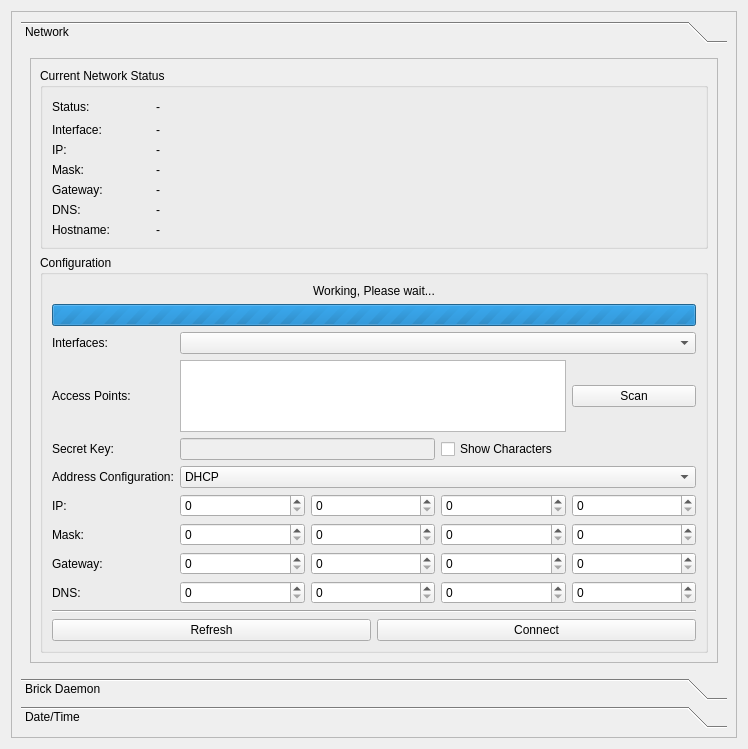
First picture: the form in src/brickv/plugin_system/plugins/red/ui/red_tab_settings.ui, repository Tinkerforge/brickv, before the edit.
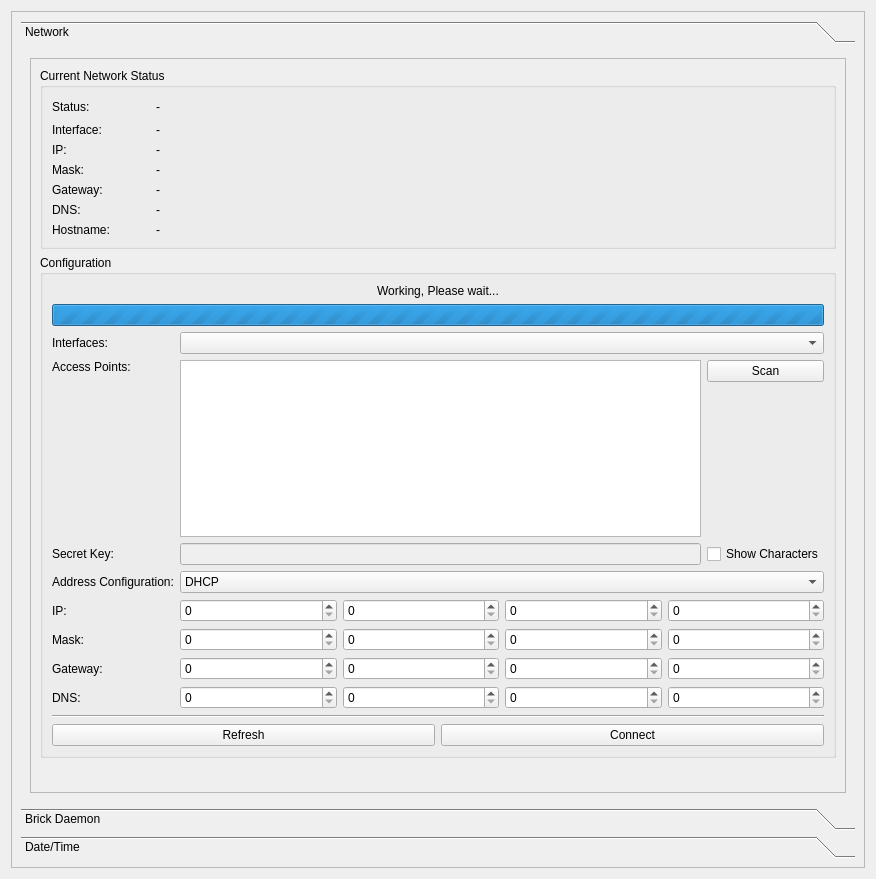
Second picture: the form after the edit.

Commit message: red-brick: Cosmetic GUI changes.

```diff
--- a/src/brickv/plugin_system/plugins/red/ui/red_tab_settings.ui
+++ b/src/brickv/plugin_system/plugins/red/ui/red_tab_settings.ui
@@ -6,8 +6,8 @@
    <rect>
     <x>0</x>
     <y>0</y>
-    <width>748</width>
-    <height>749</height>
+    <width>876</width>
+    <height>879</height>
    </rect>
   </property>
   <property name="windowTitle">
@@ -33,8 +33,8 @@
           <rect>
            <x>0</x>
            <y>0</y>
-           <width>710</width>
-           <height>618</height>
+           <width>838</width>
+           <height>748</height>
           </rect>
          </property>
          <attribute name="label">
@@ -51,8 +51,8 @@
               <rect>
                <x>0</x>
                <y>0</y>
-               <width>674</width>
-               <height>685</height>
+               <width>818</width>
+               <height>728</height>
               </rect>
              </property>
              <layout class="QVBoxLayout" name="verticalLayout_9">
@@ -66,23 +66,159 @@
                   <layout class="QVBoxLayout" name="verticalLayout_7">
                    <item>
                     <layout class="QGridLayout" name="gridLayout_8">
-                     <item row="2" column="1" colspan="3">
-                      <widget class="QTreeView" name="tree_net_wireless_ap">
-                       <property name="enabled">
-                        <bool>true</bool>
+                     <item row="10" column="0" colspan="3">
+                      <widget class="Line" name="line_3">
+                       <property name="orientation">
+                        <enum>Qt::Horizontal</enum>
                        </property>
-                       <property name="editTriggers">
-                        <set>QAbstractItemView::NoEditTriggers</set>
+                      </widget>
+                     </item>
+                     <item row="7" column="1" colspan="2">
+                      <layout class="QHBoxLayout" name="horizontalLayout_6">
+                       <item>
+                        <widget class="QSpinBox" name="sbox_net_mask1">
+                         <property name="maximum">
+                          <number>255</number>
+                         </property>
+                        </widget>
+                       </item>
+                       <item>
+                        <widget class="QSpinBox" name="sbox_net_mask2">
+                         <property name="maximum">
+                          <number>255</number>
+                         </property>
+                        </widget>
+                       </item>
+                       <item>
+                        <widget class="QSpinBox" name="sbox_net_mask3">
+                         <property name="maximum">
+                          <number>255</number>
+                         </property>
+                        </widget>
+                       </item>
+                       <item>
+                        <widget class="QSpinBox" name="sbox_net_mask4">
+                         <property name="maximum">
+                          <number>255</number>
+                         </property>
+                        </widget>
+                       </item>
+                      </layout>
+                     </item>
+                     <item row="6" column="1" colspan="2">
+                      <layout class="QHBoxLayout" name="horizontalLayout_3">
+                       <item>
+                        <widget class="QSpinBox" name="sbox_net_ip1">
+                         <property name="maximum">
+                          <number>255</number>
+                         </property>
+                        </widget>
+                       </item>
+                       <item>
+                        <widget class="QSpinBox" name="sbox_net_ip2">
+                         <property name="maximum">
+                          <number>255</number>
+                         </property>
+                        </widget>
+                       </item>
+                       <item>
+                        <widget class="QSpinBox" name="sbox_net_ip3">
+                         <property name="maximum">
+                          <number>255</number>
+                         </property>
+                        </widget>
+                       </item>
+                       <item>
+                        <widget class="QSpinBox" name="sbox_net_ip4">
+                         <property name="maximum">
+                          <number>255</number>
+                         </property>
+                        </widget>
+                       </item>
+                      </layout>
+                     </item>
+                     <item row="9" column="1" colspan="2">
+                      <layout class="QHBoxLayout" name="horizontalLayout_11">
+                       <item>
+                        <widget class="QSpinBox" name="sbox_net_dns1">
+                         <property name="maximum">
+                          <number>255</number>
+                         </property>
+                        </widget>
+                       </item>
+                       <item>
+                        <widget class="QSpinBox" name="sbox_net_dns2">
+                         <property name="maximum">
+                          <number>255</number>
+                         </property>
+                        </widget>
+                       </item>
+                       <item>
+                        <widget class="QSpinBox" name="sbox_net_dns3">
+                         <property name="maximum">
+                          <number>255</number>
+                         </property>
+                        </widget>
+                       </item>
+                       <item>
+                        <widget class="QSpinBox" name="sbox_net_dns4">
+                         <property name="maximum">
+                          <number>255</number>
+                         </property>
+                        </widget>
+                       </item>
+                      </layout>
+                     </item>
+                     <item row="8" column="0">
+                      <widget class="QLabel" name="label_gw">
+                       <property name="text">
+                        <string>Gateway:</string>
                        </property>
-                       <property name="alternatingRowColors">
-                        <bool>true</bool>
+                      </widget>
+                     </item>
+                     <item row="8" column="1" colspan="2">
+                      <layout class="QHBoxLayout" name="horizontalLayout_10">
+                       <item>
+                        <widget class="QSpinBox" name="sbox_net_gw1">
+                         <property name="maximum">
+                          <number>255</number>
+                         </property>
+                        </widget>
+                       </item>
+                       <item>
+                        <widget class="QSpinBox" name="sbox_net_gw2">
+                         <property name="maximum">
+                          <number>255</number>
+                         </property>
+                        </widget>
+                       </item>
+                       <item>
+                        <widget class="QSpinBox" name="sbox_net_gw3">
+                         <property name="maximum">
+                          <number>255</number>
+                         </property>
+                        </widget>
+                       </item>
+                       <item>
+                        <widget class="QSpinBox" name="sbox_net_gw4">
+                         <property name="maximum">
+                          <number>255</number>
+                         </property>
+                        </widget>
+                       </item>
+                      </layout>
+                     </item>
+                     <item row="7" column="0">
+                      <widget class="QLabel" name="label_mask">
+                       <property name="text">
+                        <string>Mask:</string>
                        </property>
-                       <property name="uniformRowHeights">
-                        <bool>false</bool>
-                       </property>
                       </widget>
                      </item>
-                     <item row="11" column="0" colspan="5">
+                     <item row="1" column="1" colspan="2">
+                      <widget class="QComboBox" name="cbox_net_intf"/>
+                     </item>
+                     <item row="11" column="0" colspan="3">
                       <layout class="QHBoxLayout" name="horizontalLayout">
                        <item>
                         <widget class="QPushButton" name="pbutton_net_conf_refresh">
@@ -103,51 +239,13 @@
                        </item>
                       </layout>
                      </item>
-                     <item row="6" column="4">
-                      <widget class="QSpinBox" name="sbox_net_mask4">
-                       <property name="maximum">
-                        <number>255</number>
-                       </property>
-                      </widget>
-                     </item>
-                     <item row="12" column="0">
-                      <spacer name="verticalSpacer_5">
-                       <property name="orientation">
-                        <enum>Qt::Vertical</enum>
-                       </property>
-                       <property name="sizeHint" stdset="0">
-                        <size>
-                         <width>20</width>
-                         <height>40</height>
-                        </size>
-                       </property>
-                      </spacer>
-                     </item>
-                     <item row="2" column="0">
+                     <item row="2" column="0" rowspan="2">
                       <widget class="QLabel" name="label_ap">
                        <property name="text">
                         <string>Access Points:</string>
                        </property>
-                      </widget>
-                     </item>
-                     <item row="6" column="0">
-                      <widget class="QLabel" name="label_mask">
-                       <property name="text">
-                        <string>Mask:</string>
-                       </property>
-                      </widget>
-                     </item>
-                     <item row="6" column="2">
-                      <widget class="QSpinBox" name="sbox_net_mask2">
-                       <property name="maximum">
-                        <number>255</number>
-                       </property>
-                      </widget>
-                     </item>
-                     <item row="7" column="1">
-                      <widget class="QSpinBox" name="sbox_net_gw1">
-                       <property name="maximum">
-                        <number>255</number>
+                       <property name="alignment">
+                        <set>Qt::AlignLeading|Qt::AlignLeft|Qt::AlignTop</set>
                        </property>
                       </widget>
                      </item>
@@ -159,146 +257,20 @@
                       </widget>
                      </item>
                      <item row="5" column="0">
-                      <widget class="QLabel" name="label_ip">
-                       <property name="text">
-                        <string>IP:</string>
-                       </property>
-                      </widget>
-                     </item>
-                     <item row="3" column="3" colspan="2">
-                      <widget class="QCheckBox" name="chkbox_net_wireless_key_show">
-                       <property name="text">
-                        <string>Show Characters</string>
-                       </property>
-                      </widget>
-                     </item>
-                     <item row="7" column="0">
-                      <widget class="QLabel" name="label_gw">
-                       <property name="text">
-                        <string>Gateway:</string>
-                       </property>
-                      </widget>
-                     </item>
-                     <item row="4" column="0">
                       <widget class="QLabel" name="label_addrs_conf">
                        <property name="text">
                         <string>Address Configuration:</string>
                        </property>
                       </widget>
                      </item>
-                     <item row="8" column="2">
-                      <widget class="QSpinBox" name="sbox_net_dns2">
-                       <property name="maximum">
-                        <number>255</number>
-                       </property>
-                      </widget>
-                     </item>
-                     <item row="5" column="3">
-                      <widget class="QSpinBox" name="sbox_net_ip3">
-                       <property name="maximum">
-                        <number>255</number>
-                       </property>
-                      </widget>
-                     </item>
-                     <item row="8" column="4">
-                      <widget class="QSpinBox" name="sbox_net_dns4">
-                       <property name="maximum">
-                        <number>255</number>
-                       </property>
-                      </widget>
-                     </item>
-                     <item row="8" column="3">
-                      <widget class="QSpinBox" name="sbox_net_dns3">
-                       <property name="maximum">
-                        <number>255</number>
-                       </property>
-                      </widget>
-                     </item>
-                     <item row="5" column="1">
-                      <widget class="QSpinBox" name="sbox_net_ip1">
-                       <property name="maximum">
-                        <number>255</number>
-                       </property>
-                      </widget>
-                     </item>
-                     <item row="8" column="0">
-                      <widget class="QLabel" name="label_dns">
-                       <property name="text">
-                        <string>DNS:</string>
-                       </property>
-                      </widget>
-                     </item>
-                     <item row="3" column="0">
+                     <item row="4" column="0">
                       <widget class="QLabel" name="label_key">
                        <property name="text">
                         <string>Secret Key:</string>
                        </property>
                       </widget>
                      </item>
-                     <item row="5" column="4">
-                      <widget class="QSpinBox" name="sbox_net_ip4">
-                       <property name="maximum">
-                        <number>255</number>
-                       </property>
-                      </widget>
-                     </item>
-                     <item row="6" column="3">
-                      <widget class="QSpinBox" name="sbox_net_mask3">
-                       <property name="maximum">
-                        <number>255</number>
-                       </property>
-                      </widget>
-                     </item>
-                     <item row="6" column="1">
-                      <widget class="QSpinBox" name="sbox_net_mask1">
-                       <property name="maximum">
-                        <number>255</number>
-                       </property>
-                      </widget>
-                     </item>
-                     <item row="8" column="1">
-                      <widget class="QSpinBox" name="sbox_net_dns1">
-                       <property name="maximum">
-                        <number>255</number>
-                       </property>
-                      </widget>
-                     </item>
-                     <item row="7" column="3">
-                      <widget class="QSpinBox" name="sbox_net_gw3">
-                       <property name="maximum">
-                        <number>255</number>
-                       </property>
-                      </widget>
-                     </item>
-                     <item row="5" column="2">
-                      <widget class="QSpinBox" name="sbox_net_ip2">
-                       <property name="maximum">
-                        <number>255</number>
-                       </property>
-                      </widget>
-                     </item>
-                     <item row="7" column="2">
-                      <widget class="QSpinBox" name="sbox_net_gw2">
-                       <property name="maximum">
-                        <number>255</number>
-                       </property>
-                      </widget>
-                     </item>
-                     <item row="7" column="4">
-                      <widget class="QSpinBox" name="sbox_net_gw4">
-                       <property name="maximum">
-                        <number>255</number>
-                       </property>
-                      </widget>
-                     </item>
-                     <item row="3" column="1" colspan="2">
-                      <widget class="QLineEdit" name="ledit_net_wireless_key">
-                       <property name="enabled">
-                        <bool>false</bool>
-                       </property>
-                      </widget>
-                     </item>
-                     <item row="4" column="1" colspan="4">
+                     <item row="5" column="1" colspan="2">
                       <widget class="QComboBox" name="cbox_net_conftype">
                        <item>
                         <property name="text">
@@ -312,24 +284,46 @@
                        </item>
                       </widget>
                      </item>
-                     <item row="1" column="1" colspan="4">
-                      <widget class="QComboBox" name="cbox_net_intf">
+                     <item row="9" column="0">
+                      <widget class="QLabel" name="label_dns">
+                       <property name="text">
+                        <string>DNS:</string>
+                       </property>
+                      </widget>
+                     </item>
+                     <item row="2" column="1" rowspan="2">
+                      <widget class="QTreeView" name="tree_net_wireless_ap">
+                       <property name="enabled">
+                        <bool>true</bool>
+                       </property>
+                       <property name="editTriggers">
+                        <set>QAbstractItemView::NoEditTriggers</set>
+                       </property>
+                       <property name="alternatingRowColors">
+                        <bool>false</bool>
+                       </property>
+                       <property name="rootIsDecorated">
+                        <bool>false</bool>
+                       </property>
+                       <property name="uniformRowHeights">
+                        <bool>false</bool>
+                       </property>
+                      </widget>
+                     </item>
+                     <item row="4" column="1">
+                      <widget class="QLineEdit" name="ledit_net_wireless_key">
+                       <property name="enabled">
+                        <bool>false</bool>
+                       </property>
                        <property name="sizePolicy">
-                        <sizepolicy hsizetype="Preferred" vsizetype="Fixed">
+                        <sizepolicy hsizetype="Expanding" vsizetype="Fixed">
                          <horstretch>1</horstretch>
                          <verstretch>0</verstretch>
                         </sizepolicy>
                        </property>
                       </widget>
                      </item>
-                     <item row="10" column="0" colspan="5">
-                      <widget class="Line" name="line_3">
-                       <property name="orientation">
-                        <enum>Qt::Horizontal</enum>
-                       </property>
-                      </widget>
-                     </item>
-                     <item row="0" column="0" colspan="5">
+                     <item row="0" column="0" colspan="3">
                       <widget class="QFrame" name="frame_working_please_wait">
                        <property name="frameShape">
                         <enum>QFrame::NoFrame</enum>
@@ -370,13 +364,27 @@
                        </layout>
                       </widget>
                      </item>
-                     <item row="2" column="4">
+                     <item row="2" column="2">
                       <widget class="QPushButton" name="pbutton_net_wireless_scan">
                        <property name="text">
                         <string>Scan</string>
                        </property>
                       </widget>
                      </item>
+                     <item row="6" column="0">
+                      <widget class="QLabel" name="label_ip">
+                       <property name="text">
+                        <string>IP:</string>
+                       </property>
+                      </widget>
+                     </item>
+                     <item row="4" column="2">
+                      <widget class="QCheckBox" name="chkbox_net_wireless_key_show">
+                       <property name="text">
+                        <string>Show Characters</string>
+                       </property>
+                      </widget>
+                     </item>
                     </layout>
                    </item>
                   </layout>
@@ -456,19 +464,6 @@
                        </property>
                       </widget>
                      </item>
-                     <item row="7" column="0">
-                      <spacer name="verticalSpacer_6">
-                       <property name="orientation">
-                        <enum>Qt::Vertical</enum>
-                       </property>
-                       <property name="sizeHint" stdset="0">
-                        <size>
-                         <width>20</width>
-                         <height>40</height>
-                        </size>
-                       </property>
-                      </spacer>
-                     </item>
                      <item row="3" column="2">
                       <widget class="QLabel" name="label_net_gen_cstat_mask">
                        <property name="text">
@@ -566,8 +561,8 @@
           <rect>
            <x>0</x>
            <y>0</y>
-           <width>710</width>
-           <height>618</height>
+           <width>838</width>
+           <height>748</height>
           </rect>
          </property>
          <attribute name="label">
@@ -597,8 +592,8 @@
                   <rect>
                    <x>0</x>
                    <y>0</y>
-                   <width>668</width>
-                   <height>547</height>
+                   <width>796</width>
+                   <height>677</height>
                   </rect>
                  </property>
                  <layout class="QVBoxLayout" name="verticalLayout_5">
@@ -877,8 +872,8 @@
           <rect>
            <x>0</x>
            <y>0</y>
-           <width>710</width>
-           <height>618</height>
+           <width>838</width>
+           <height>748</height>
           </rect>
          </property>
          <attribute name="label">
@@ -908,8 +903,8 @@
                   <rect>
                    <x>0</x>
                    <y>0</y>
-                   <width>668</width>
-                   <height>547</height>
+                   <width>796</width>
+                   <height>677</height>
                   </rect>
                  </property>
                  <layout class="QVBoxLayout" name="verticalLayout_11">
```
Left out of the diff: 18 changed lines with no effect on the pictures. The commit also changes 4 other files.
